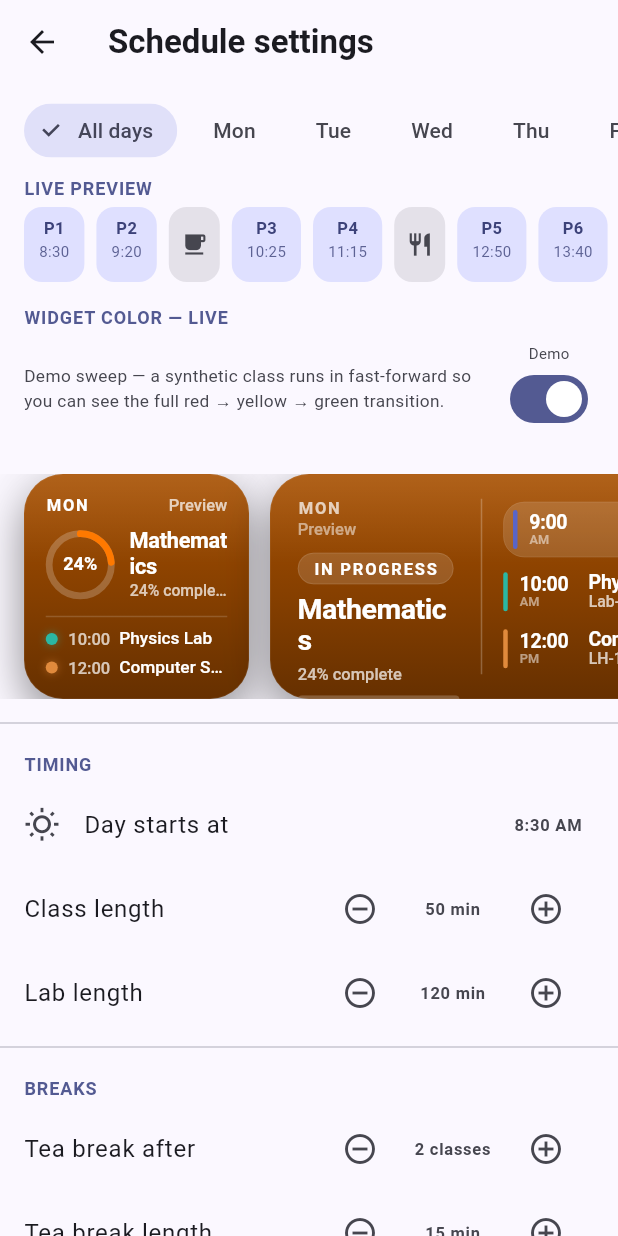
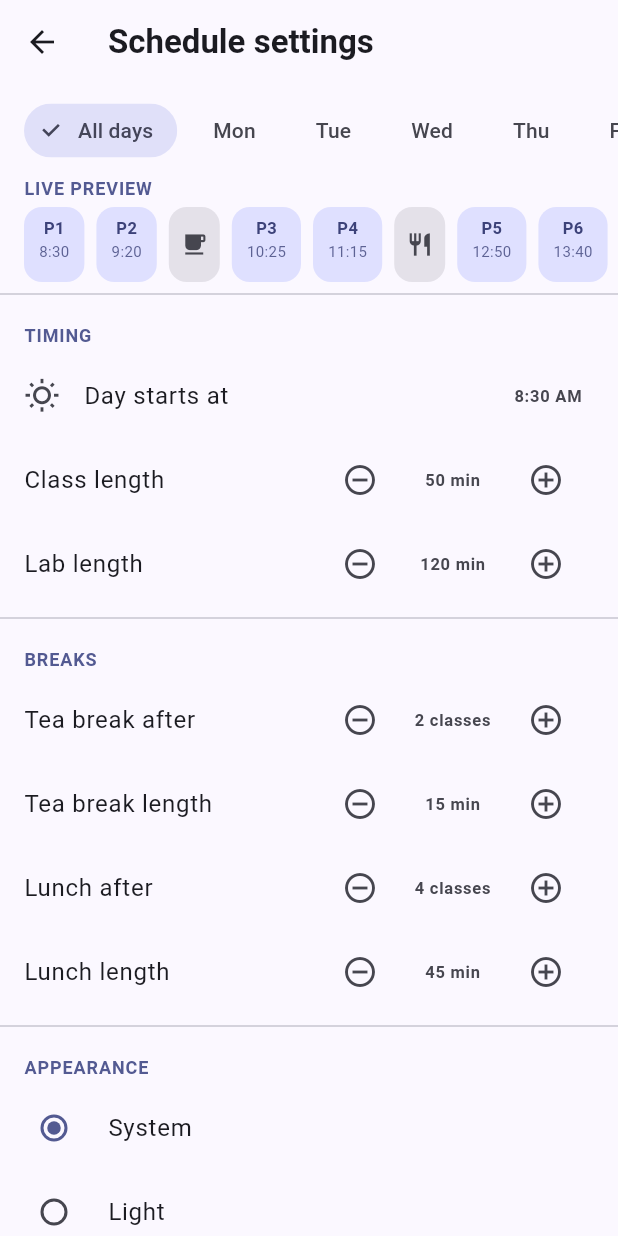
Before and after one commit to dhrruwa/TimeTable, a Flutter app: the SettingsScreen screen opened directly, on a phone screen of 412 x 824 dp. Run offline on Flutter 3.47's test engine with Material 3 defaults, Android fonts, the phone set to English and light mode, and no system bars; our stand-ins replace app_links, file_picker, flutter_riverpod, isar_community, qr_flutter, share_plus; missing offline and left inert: home_widget, mobile_scanner; accounts and stored records are empty; generated files the repository leaves out were written again; Roboto replaces fonts that are missing (SF Pro Text).

Commit message:
Update commit

```diff
--- a/lib/data/app_prefs_repository.dart
+++ b/lib/data/app_prefs_repository.dart
@@ -1,4 +1,4 @@
-import 'package:isar/isar.dart';
+import 'package:isar_community/isar.dart';
 
 import 'isar_entities.dart';
 
--- a/lib/data/community_repository.dart
+++ b/lib/data/community_repository.dart
@@ -1,4 +1,4 @@
-import 'package:isar/isar.dart';
+import 'package:isar_community/isar.dart';
 
 import '../models/period_models.dart';
 import 'isar_entities.dart';
--- a/lib/data/isar_entities.dart
+++ b/lib/data/isar_entities.dart
@@ -1,4 +1,4 @@
-import 'package:isar/isar.dart';
+import 'package:isar_community/isar.dart';
 
 // Generated by build_runner (`dart run build_runner build`).
 part 'isar_entities.g.dart';
--- a/lib/data/period_repository.dart
+++ b/lib/data/period_repository.dart
@@ -1,4 +1,4 @@
-import 'package:isar/isar.dart';
+import 'package:isar_community/isar.dart';
 
 import '../models/period_models.dart';
 import 'isar_entities.dart';
--- a/lib/data/sample_community.dart
+++ b/lib/data/sample_community.dart
@@ -1,4 +1,4 @@
-import 'package:isar/isar.dart';
+import 'package:isar_community/isar.dart';
 
 import '../models/period_models.dart';
 import 'isar_entities.dart';
--- a/lib/screens/settings_screen.dart
+++ b/lib/screens/settings_screen.dart
@@ -6,7 +6,6 @@ import '../providers/providers.dart';
 import '../providers/widget_providers.dart';
 import '../widgets/dhrruwa_footer.dart';
 import '../widgets/time_utils.dart';
-import '../widgets/weather/live_widget_preview.dart';
 
 /// Configure the bell schedule (day start, durations, break positions) and the
 /// app theme. Changes recompute every screen + the widgets instantly.
@@ -60,17 +59,6 @@ class _SettingsScreenState extends ConsumerState<SettingsScreen> {
                     )),
           ),
           _PeriodPreviewStrip(cfg: config),
-          const SizedBox(height: 16),
-          Padding(
-            padding: const EdgeInsets.fromLTRB(16, 0, 16, 4),
-            child: Text('WIDGET COLOR — LIVE',
-                style: Theme.of(context).textTheme.labelMedium?.copyWith(
-                      color: Theme.of(context).colorScheme.primary,
-                      fontWeight: FontWeight.w700,
-                      letterSpacing: 0.6,
-                    )),
-          ),
-          const LiveWidgetPreview(),
           if (lunchInvalid)
             Padding(
               padding: const EdgeInsets.fromLTRB(16, 8, 16, 0),
--- a/lib/widgetkit/home_widget_service.dart
+++ b/lib/widgetkit/home_widget_service.dart
@@ -19,7 +19,7 @@ import '../widgets/weather/weather_style.dart';
 class HomeWidgetService {
   HomeWidgetService._();
 
-  static const iOSAppGroupId = 'group.com.example.timetable';
+  static const iOSAppGroupId = 'group.com.dhruvash148.timetable';
   static const _androidProviders = [
     'com.example.timetable.TimetableWidgetSmall',
     'com.example.timetable.TimetableWidgetMedium',
--- a/lib/widgets/weather/live_widget_preview.dart
+++ /dev/null
@@ -1,208 +0,0 @@
-import 'package:flutter/material.dart';
-import 'package:flutter_riverpod/flutter_riverpod.dart';
-
-import '../../logic/timetable_builder.dart';
-import '../../logic/today_engine.dart';
-import '../../models/period_models.dart';
-import '../../providers/providers.dart';
-import '../../providers/widget_providers.dart';
-import 'timetable_widget_medium.dart';
-import 'timetable_widget_small.dart';
-import 'weather_style.dart';
-
-/// A live, in-app preview of the home-screen widgets.
-///
-/// Why this exists: the real OS home-screen widget is refresh-throttled (Android
-/// ~15–30 min, iOS ~15 min), so the red→yellow→green color can't visibly move
-/// second-by-second out there. Inside the app we own the frame loop, so this
-/// preview shows the exact same widget designs updating live — either against
-/// the real "now" (per-second) or via a fast Demo sweep that runs a synthetic
-/// class so you can watch the full red→yellow→green transition in seconds.
-class LiveWidgetPreview extends ConsumerStatefulWidget {
-  const LiveWidgetPreview({super.key});
-
-  @override
-  ConsumerState<LiveWidgetPreview> createState() => _LiveWidgetPreviewState();
-}
-
-class _LiveWidgetPreviewState extends ConsumerState<LiveWidgetPreview>
-    with SingleTickerProviderStateMixin {
-  bool _demo = true;
-  late final AnimationController _sweep = AnimationController(
-    vsync: this,
-    duration: const Duration(seconds: 8), // one full red→green pass
-  )..repeat();
-
-  @override
-  void dispose() {
-    _sweep.dispose();
-    super.dispose();
-  }
-
-  @override
-  Widget build(BuildContext context) {
-    final scheme = Theme.of(context).colorScheme;
-
-    return Column(
-      crossAxisAlignment: CrossAxisAlignment.start,
-      children: [
-        Padding(
-          padding: const EdgeInsets.fromLTRB(16, 4, 16, 0),
-          child: Row(
-            children: [
-              Expanded(
-                child: Text(
-                  _demo
-                      ? 'Demo sweep — a synthetic class runs in fast-forward so '
-                          'you can see the full red → yellow → green transition.'
-                      : 'Live — reflects your real schedule right now, updating '
-                          'every second while a class is in progress.',
-                  style: TextStyle(
-                      fontSize: 11.5, color: scheme.onSurfaceVariant),
-                ),
-              ),
-              const SizedBox(width: 8),
-              Column(
-                children: [
-                  Text('Demo',
-                      style: TextStyle(
-                          fontSize: 10, color: scheme.onSurfaceVariant)),
-                  Switch(
-                    value: _demo,
-                    onChanged: (v) => setState(() => _demo = v),
-                  ),
-                ],
-              ),
-            ],
-          ),
-        ),
-        const SizedBox(height: 4),
-        // A continuous swatch of the exact color ramp, for reference.
-        _Ramp(),
-        const SizedBox(height: 12),
-        if (_demo)
-          AnimatedBuilder(
-            animation: _sweep,
-            builder: (_, __) => _previewRow(_demoStatus(_sweep.value)),
-          )
-        else
-          _LivePreview(child: _previewRow),
-        const SizedBox(height: 8),
-      ],
-    );
-  }
-
-  /// Lays out the small + large widget cards (full-card sweep + per-row sweep).
-  Widget _previewRow(TodayStatus status) {
-    return SingleChildScrollView(
-      scrollDirection: Axis.horizontal,
-      padding: const EdgeInsets.symmetric(horizontal: 16),
-      child: Row(
-        crossAxisAlignment: CrossAxisAlignment.start,
-        children: [
-          TimetableWidgetSmall(
-            status: status,
-            weekday: 'MON',
-            date: 'Preview',
-            size: 150,
-          ),
-          const SizedBox(width: 14),
-          SizedBox(
-            width: 300,
-            child: TimetableWidgetMedium(
-              status: status,
-              weekday: 'Mon',
-              date: 'Preview',
-              width: 300,
-              height: 150,
-            ),
-          ),
-        ],
-      ),
-    );
-  }
-
-  /// Builds a synthetic "class in progress at [t] (0..1)" status for the demo.
-  TodayStatus _demoStatus(double t) {
-    const current = TimelineEntry(
-      kind: EntryKind.regular,
-      title: 'Mathematics',
-      color: 0xFF5965C8,
-      room: 'LH-204',
-      teacher: 'Prof. Rao',
-      startMin: 9 * 60,
-      endMin: 10 * 60,
-    );
-    const next1 = TimelineEntry(
-      kind: EntryKind.lab,
-      title: 'Physics Lab',
-      color: 0xFF2BB7A3,
-      room: 'Lab-2',
-      startMin: 10 * 60,
-      endMin: 12 * 60,
-    );
-    const next2 = TimelineEntry(
-      kind: EntryKind.regular,
-      title: 'Computer Science',
-      color: 0xFFE08A3C,
-      room: 'LH-101',
-      startMin: 12 * 60,
-      endMin: 13 * 60,
-    );
-    return TodayStatus(
-      timeline: const [current, next1, next2],
-      current: current,
-      completion: t.clamp(0.0, 1.0),
-      upcomingClasses: const [next1, next2],
-      nextBreak: null,
-      breakHint: null,
-      beforeDay: false,
-      dayOver: false,
-      empty: false,
-      nowMinutes: 9 * 60 + (t * 60).round(),
-    );
-  }
-}
-
-/// Watches the per-second clock + the real timetable and feeds today's status
-/// to [child]. This is the same data path the real home-screen widget uses.
-class _LivePreview extends ConsumerWidget {
-  final Widget Function(TodayStatus) child;
-  const _LivePreview({required this.child});
-
-  @override
-  Widget build(BuildContext context, WidgetRef ref) {
-    final now = ref.watch(secondClockProvider).value ?? DateTime.now();
-    final timetable = ref.watch(timetableProvider);
-    final timeline = TimetableBuilder.buildDay(
-      timetable.periodsOn(now.weekday),
-      timetable.subjectsById,
-      timetable.configFor(now.weekday),
-    );
-    return child(TodayEngine.compute(timeline, now));
-  }
-}
-
-/// A thin bar showing the continuous red→yellow→green color ramp.
-class _Ramp extends StatelessWidget {
-  @override
-  Widget build(BuildContext context) {
-    return Padding(
-      padding: const EdgeInsets.symmetric(horizontal: 16),
-      child: ClipRRect(
-        borderRadius: BorderRadius.circular(8),
-        child: SizedBox(
-          height: 10,
-          child: Row(
-            children: [
-              for (var i = 0; i < 60; i++)
-                Expanded(
-                  child: ColoredBox(color: Wx.progressColor(i / 59)),
-                ),
-            ],
-          ),
-        ),
-      ),
-    );
-  }
-}
```
Also changed, not shown: pubspec.yaml (+5 -4 lines), lib/data/isar_entities.g.dart, 6 other files.
